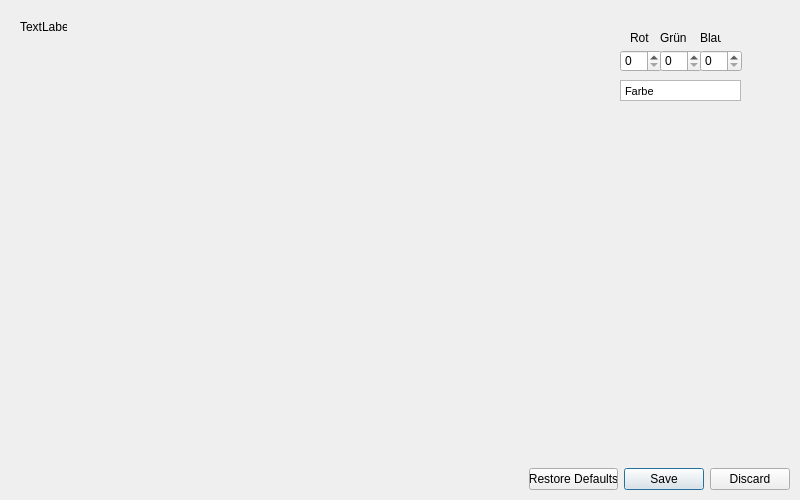
Above: Python/BWLastCopies/settings.ui from WorldTeacher/WorkPrograms before the change. Below: the same form after it.
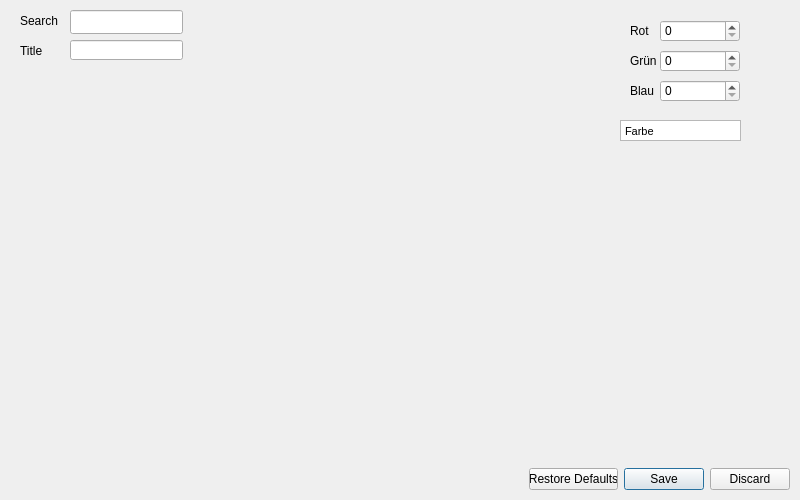
That is the form after the change.

The edit to the form file:
```diff
--- a/Python/BWLastCopies/settings.ui
+++ b/Python/BWLastCopies/settings.ui
@@ -54,9 +54,9 @@
    <property name="geometry">
     <rect>
      <x>630</x>
-     <y>30</y>
-     <width>21</width>
-     <height>16</height>
+     <y>20</y>
+     <width>31</width>
+     <height>21</height>
     </rect>
    </property>
    <property name="text">
@@ -66,10 +66,10 @@
   <widget class="QLabel" name="label_green">
    <property name="geometry">
     <rect>
-     <x>660</x>
-     <y>30</y>
+     <x>630</x>
+     <y>50</y>
      <width>31</width>
-     <height>16</height>
+     <height>21</height>
     </rect>
    </property>
    <property name="text">
@@ -79,10 +79,10 @@
   <widget class="QLabel" name="label_blue">
    <property name="geometry">
     <rect>
-     <x>700</x>
-     <y>30</y>
-     <width>21</width>
-     <height>16</height>
+     <x>630</x>
+     <y>80</y>
+     <width>31</width>
+     <height>21</height>
     </rect>
    </property>
    <property name="text">
@@ -92,9 +92,9 @@
   <widget class="QSpinBox" name="value_red">
    <property name="geometry">
     <rect>
-     <x>620</x>
-     <y>50</y>
-     <width>42</width>
+     <x>660</x>
+     <y>20</y>
+     <width>80</width>
      <height>22</height>
     </rect>
    </property>
@@ -107,7 +107,7 @@
     <rect>
      <x>660</x>
      <y>50</y>
-     <width>42</width>
+     <width>80</width>
      <height>22</height>
     </rect>
    </property>
@@ -118,9 +118,9 @@
   <widget class="QSpinBox" name="value_blue">
    <property name="geometry">
     <rect>
-     <x>700</x>
-     <y>50</y>
-     <width>42</width>
+     <x>660</x>
+     <y>80</y>
+     <width>80</width>
      <height>22</height>
     </rect>
    </property>
@@ -132,7 +132,7 @@
    <property name="geometry">
     <rect>
      <x>620</x>
-     <y>80</y>
+     <y>120</y>
      <width>121</width>
      <height>21</height>
     </rect>
@@ -144,21 +144,60 @@
     <string>&lt;!DOCTYPE HTML PUBLIC &quot;-//W3C//DTD HTML 4.0//EN&quot; &quot;http://www.w3.org/TR/REC-html40/strict.dtd&quot;&gt;
 &lt;html&gt;&lt;head&gt;&lt;meta name=&quot;qrichtext&quot; content=&quot;1&quot; /&gt;&lt;style type=&quot;text/css&quot;&gt;
 p, li { white-space: pre-wrap; }
-&lt;/style&gt;&lt;/head&gt;&lt;body style=&quot; font-family:'MS Shell Dlg 2'; font-size:8.25pt; font-weight:400; font-style:normal;&quot;&gt;
-&lt;p style=&quot; margin-top:0px; margin-bottom:0px; margin-left:0px; margin-right:0px; -qt-block-indent:0; text-indent:0px;&quot;&gt;Farbe&lt;/p&gt;&lt;/body&gt;&lt;/html&gt;</string>
+&lt;/style&gt;&lt;/head&gt;&lt;body style=&quot; font-family:'Noto Sans'; font-size:10pt; font-weight:400; font-style:normal;&quot;&gt;
+&lt;p style=&quot; margin-top:0px; margin-bottom:0px; margin-left:0px; margin-right:0px; -qt-block-indent:0; text-indent:0px;&quot;&gt;&lt;span style=&quot; font-family:'MS Shell Dlg 2'; font-size:8.25pt;&quot;&gt;Farbe&lt;/span&gt;&lt;/p&gt;&lt;/body&gt;&lt;/html&gt;</string>
    </property>
   </widget>
-  <widget class="QLabel" name="labe_search_title">
+  <widget class="QLineEdit" name="search_color">
    <property name="geometry">
     <rect>
+     <x>70</x>
+     <y>10</y>
+     <width>113</width>
+     <height>24</height>
+    </rect>
+   </property>
+   <property name="maxLength">
+    <number>11</number>
+   </property>
+  </widget>
+  <widget class="QLabel" name="search_color_label">
+   <property name="geometry">
+    <rect>
      <x>20</x>
-     <y>20</y>
-     <width>47</width>
-     <height>13</height>
+     <y>10</y>
+     <width>55</width>
+     <height>21</height>
     </rect>
    </property>
    <property name="text">
-    <string>TextLabel</string>
+    <string>Search</string>
+   </property>
+  </widget>
+  <widget class="QLabel" name="search_title">
+   <property name="geometry">
+    <rect>
+     <x>20</x>
+     <y>40</y>
+     <width>55</width>
+     <height>21</height>
+    </rect>
+   </property>
+   <property name="text">
+    <string>Title</string>
+   </property>
+  </widget>
+  <widget class="QLineEdit" name="search_color_2">
+   <property name="geometry">
+    <rect>
+     <x>70</x>
+     <y>40</y>
+     <width>113</width>
+     <height>20</height>
+    </rect>
+   </property>
+   <property name="maxLength">
+    <number>11</number>
    </property>
   </widget>
  </widget>
```
